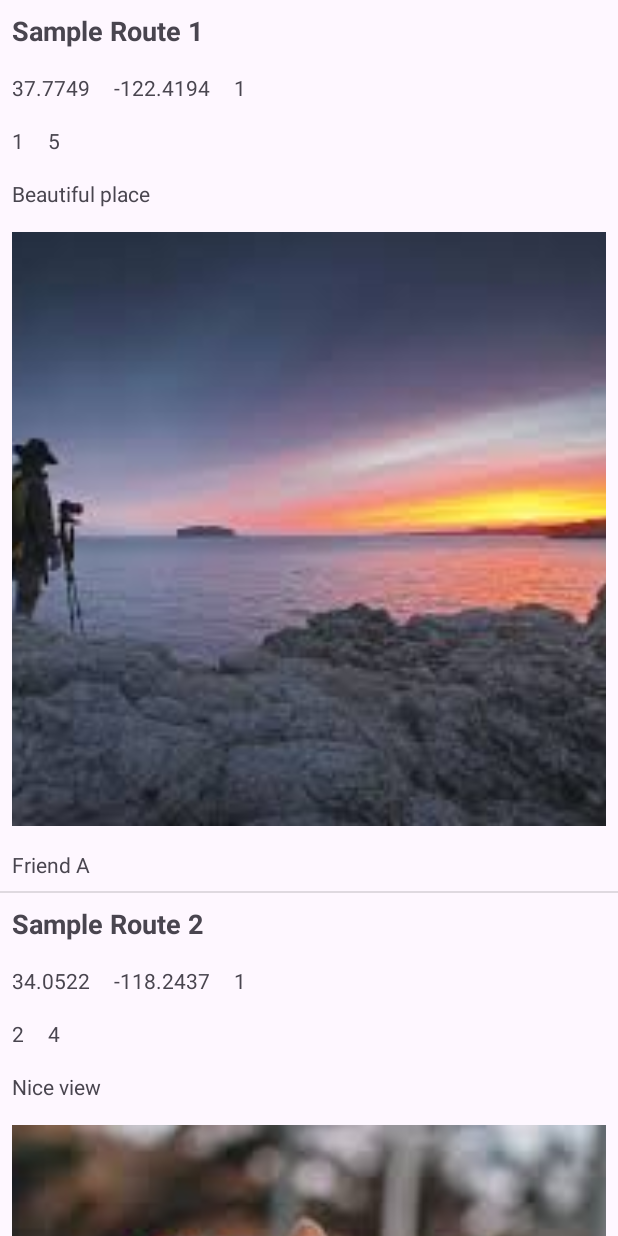
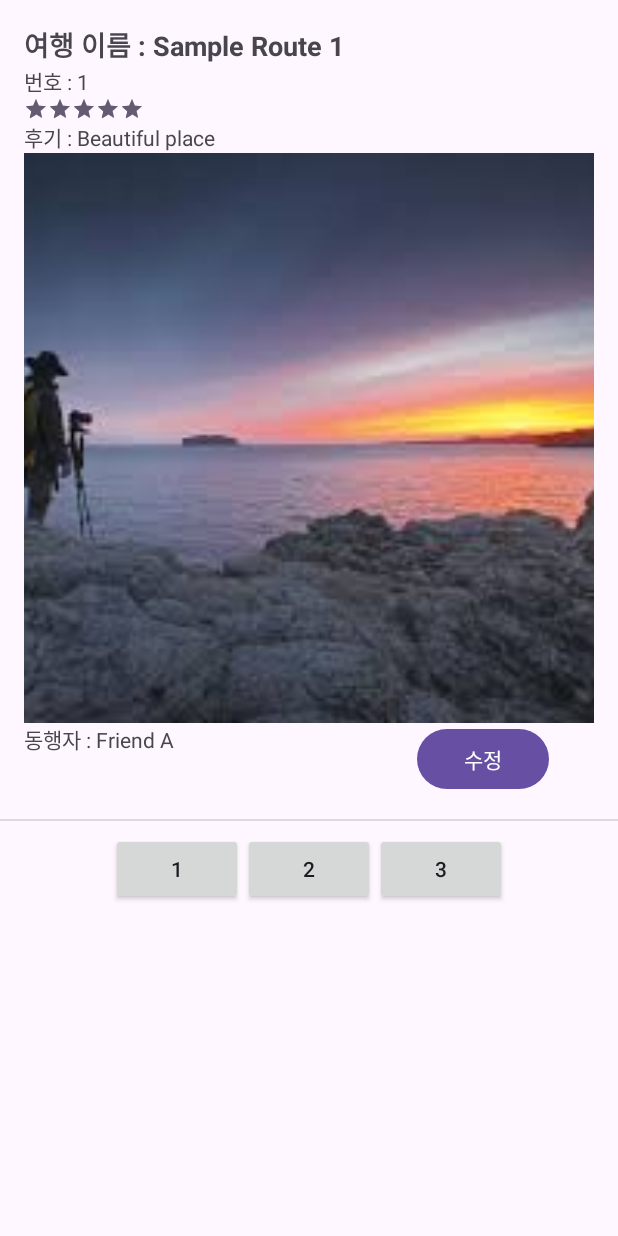
Before and after one commit to gusgh075/TravelMemory, an Android app: the screen it shows after launch (MainActivity), on a phone screen of 412 x 824 dp. Run offline under Robolectric (Android 15) with nearby library versions, the phone set to English and light mode, and no system bars.

Commit message:
feat : Route 하단 페이지 인디케이터 설정

```diff
--- a/app/src/main/java/com/example/travelmemory/fragment/TravelListFragment.java
+++ b/app/src/main/java/com/example/travelmemory/fragment/TravelListFragment.java
@@ -1,14 +1,13 @@
 package com.example.travelmemory.fragment;
 
-import android.content.ContentValues;
 import android.database.Cursor;
-import android.database.sqlite.SQLiteDatabase;
 import android.os.Bundle;
 import android.view.LayoutInflater;
 import android.view.View;
 import android.view.ViewGroup;
+import android.widget.Button;
+import android.widget.LinearLayout;
 
-import androidx.annotation.ContentView;
 import androidx.annotation.NonNull;
 import androidx.annotation.Nullable;
 import androidx.fragment.app.Fragment;
@@ -16,7 +15,6 @@ import androidx.recyclerview.widget.DividerItemDecoration;
 import androidx.recyclerview.widget.LinearLayoutManager;
 import androidx.recyclerview.widget.RecyclerView;
 
-import com.example.travelmemory.R;
 import com.example.travelmemory.database.RouteDBHelper;
 import com.example.travelmemory.database.RouteInfo;
 import com.example.travelmemory.databinding.FragmentRouteViewBinding;
@@ -24,12 +22,17 @@ import com.example.travelmemory.model.RouteModel;
 import com.example.travelmemory.ui.RouteAdapter;
 
 import java.util.ArrayList;
+import java.util.List;
 
 public class TravelListFragment extends Fragment {
 
     private RecyclerView recyclerView;
     private RouteAdapter adapter;
     private RouteDBHelper routeDBHelper;
+    private LinearLayout pageIndicatorLayout;
+    private int currentPage = 1;
+    private int itemsPerPage = 1;
+    private ArrayList<RouteModel> routes;
 
     @Nullable
     @Override
@@ -40,8 +43,10 @@ public class TravelListFragment extends Fragment {
         recyclerView = binding.recyclerView;
         recyclerView.setLayoutManager(new LinearLayoutManager(getActivity()));
 
+        pageIndicatorLayout = binding.pageIndicatorLayout;
+
         routeDBHelper = RouteDBHelper.getInstance(getContext());
-        //임시데이터
+        // 임시 데이터
         routeDBHelper.clearData();
         routeDBHelper.insertData("Sample Route 1", 37.7749, -122.4194, 1, 1, 5, "Beautiful place", "example1", "Friend A");
         routeDBHelper.insertData("Sample Route 2", 34.0522, -118.2437, 1, 2, 4, "Nice view", "example2", "Friend B");
@@ -49,7 +54,7 @@ public class TravelListFragment extends Fragment {
 
         Cursor cursor = routeDBHelper.getAllData();
 
-        ArrayList<RouteModel> routes = new ArrayList<>();
+        routes = new ArrayList<>();
         if (cursor.moveToFirst()) {
             do {
                 String name = cursor.getString(cursor.getColumnIndexOrThrow(RouteInfo.COLUMN_NAME_NAME));
@@ -66,13 +71,41 @@ public class TravelListFragment extends Fragment {
                 routes.add(route);
             } while (cursor.moveToNext());
         }
-        adapter = new RouteAdapter(getActivity(), routes);
+        adapter = new RouteAdapter(getActivity());
         recyclerView.setAdapter(adapter);
 
-        // 구분선 추가
+        setupPageIndicator(binding.pageIndicatorLayout);
+
+        // item별 구분선 추가
         DividerItemDecoration dividerItemDecoration = new DividerItemDecoration(recyclerView.getContext(), LinearLayoutManager.VERTICAL);
         recyclerView.addItemDecoration(dividerItemDecoration);
 
+        showPage(currentPage);
+
         return view;
     }
+
+    private void setupPageIndicator(LinearLayout pageIndicatorLayout) {
+        pageIndicatorLayout.removeAllViews();
+        int totalItems = routes.size();
+        int totalPages = (totalItems + itemsPerPage - 1) / itemsPerPage;
+        for (int i = 1; i <= totalPages; i++) {
+            Button button = new Button(pageIndicatorLayout.getContext());
+            button.setText(String.valueOf(i));
+            button.setOnClickListener(v -> {
+                currentPage = Integer.parseInt(((Button) v).getText().toString());
+                showPage(currentPage);
+            });
+            pageIndicatorLayout.addView(button);
+        }
+    }
+
+    private void showPage(int page) {
+        int start = (page - 1) * itemsPerPage;
+        int end = Math.min(start + itemsPerPage, routes.size());
+
+        List<RouteModel> currentItems = routes.subList(start, end);
+        ArrayList<RouteModel> pageItems = new ArrayList<>(currentItems);
+        adapter.setPageItems(pageItems);
+    }
 }
--- a/app/src/main/java/com/example/travelmemory/ui/RouteAdapter.java
+++ b/app/src/main/java/com/example/travelmemory/ui/RouteAdapter.java
@@ -3,13 +3,12 @@ package com.example.travelmemory.ui;
 import android.content.Context;
 import android.view.LayoutInflater;
 import android.view.ViewGroup;
-import android.widget.Button;
-import android.widget.LinearLayout;
 
 import androidx.annotation.NonNull;
 import androidx.recyclerview.widget.RecyclerView;
 
 import com.bumptech.glide.Glide;
+import com.bumptech.glide.request.target.Target;
 import com.example.travelmemory.R;
 import com.example.travelmemory.databinding.RouteItemBinding;
 import com.example.travelmemory.model.RouteModel;
@@ -18,11 +17,17 @@ import java.util.ArrayList;
 
 public class RouteAdapter extends RecyclerView.Adapter<RouteAdapter.ViewHolder> {
     private final Context mContext;
-    private final ArrayList<RouteModel> mRouteModels;
+    private final ArrayList<RouteModel> mCurrentPageItems;
 
-    public RouteAdapter(Context context, ArrayList<RouteModel> routeModels) {
+    public RouteAdapter(Context context) {
         mContext = context;
-        mRouteModels = routeModels;
+        mCurrentPageItems = new ArrayList<>();
+    }
+
+    public void setPageItems(ArrayList<RouteModel> items) {
+        mCurrentPageItems.clear();
+        mCurrentPageItems.addAll(items);
+        notifyDataSetChanged();
     }
 
     @NonNull
@@ -34,13 +39,13 @@ public class RouteAdapter extends RecyclerView.Adapter<RouteAdapter.ViewHolder>
 
     @Override
     public void onBindViewHolder(@NonNull ViewHolder holder, int position) {
-        RouteModel currentRoute = mRouteModels.get(position);
+        RouteModel currentRoute = mCurrentPageItems.get(position);
         holder.bind(currentRoute);
     }
 
     @Override
     public int getItemCount() {
-        return mRouteModels.size();
+        return mCurrentPageItems.size();
     }
 
     public static class ViewHolder extends RecyclerView.ViewHolder {
@@ -52,34 +57,35 @@ public class RouteAdapter extends RecyclerView.Adapter<RouteAdapter.ViewHolder>
         }
 
         public void bind(RouteModel route) {
-            binding.textRouteName.setText(route.getName());
-            binding.textLatitude.setText(String.valueOf(route.getLatitude()));
-            binding.textLongitude.setText(String.valueOf(route.getLongitude()));
-            binding.textTravelList.setText(String.valueOf(route.getTravelList()));
-            binding.textRouteOrder.setText(String.valueOf(route.getRouteOrder()));
-            binding.textRating.setText(String.valueOf(route.getRating()));
-            binding.textReview.setText(route.getReview());
+            binding.routeName.setText("여행 이름 : " + route.getName());
+            binding.routeOrder.setText("번호 : " + route.getRouteOrder());
+            binding.rating.setRating(route.getRating());
+            binding.review.setText("후기 : " + route.getReview());
 
+            int targetWidth = binding.photoPath.getWidth();
             String photoPath = route.getPhotoPath();
             if (photoPath != null && !photoPath.isEmpty()) {
                 int resourceId = itemView.getContext().getResources().getIdentifier(photoPath, "drawable", itemView.getContext().getPackageName());
                 if (resourceId != 0) {
                     Glide.with(itemView.getContext())
                             .load(resourceId)
+                            .override(targetWidth, Target.SIZE_ORIGINAL)
                             .placeholder(R.drawable.placeholder_image)
                             .error(R.drawable.error_image)
-                            .into(binding.imagePhoto);
+                            .into(binding.photoPath);
                 } else {
                     Glide.with(itemView.getContext())
                             .load(R.drawable.default_image)
-                            .into(binding.imagePhoto);
+                            .override(targetWidth, Target.SIZE_ORIGINAL)
+                            .into(binding.photoPath);
                 }
             } else {
                 Glide.with(itemView.getContext())
                         .load(R.drawable.default_image)
-                        .into(binding.imagePhoto);
+                        .override(targetWidth, Target.SIZE_ORIGINAL)
+                        .into(binding.photoPath);
             }
-            binding.textTravelCompanion.setText(route.getTravelCompanion());
+            binding.companion.setText("동행자 : " + route.getTravelCompanion());
         }
     }
 }
--- a/app/src/main/res/layout/fragment_route_view.xml
+++ b/app/src/main/res/layout/fragment_route_view.xml
@@ -1,13 +1,17 @@
 <?xml version="1.0" encoding="utf-8"?>
-<LinearLayout xmlns:android="http://schemas.android.com/apk/res/android"
+<ScrollView xmlns:android="http://schemas.android.com/apk/res/android"
     android:layout_width="match_parent"
-    android:layout_height="match_parent"
+    android:layout_height="match_parent">
+
+    <LinearLayout
+        android:layout_width="match_parent"
+        android:layout_height="wrap_content"
         android:orientation="vertical">
 
         <androidx.recyclerview.widget.RecyclerView
             android:id="@+id/recycler_view"
             android:layout_width="match_parent"
-        android:layout_height="match_parent" />
+            android:layout_height="wrap_content" />
 
         <LinearLayout
             android:id="@+id/pageIndicatorLayout"
@@ -18,3 +22,4 @@
             android:gravity="center"
             android:orientation="horizontal" />
     </LinearLayout>
+</ScrollView>
--- a/app/src/main/res/layout/route_item.xml
+++ b/app/src/main/res/layout/route_item.xml
@@ -1,96 +1,74 @@
-<?xml version="1.0" encoding="utf-8"?>
-<!-- route_item_layout.xml -->
+<?xml version="1.0" encoding="utf-8"?><!-- route_item_layout.xml -->
 <LinearLayout xmlns:android="http://schemas.android.com/apk/res/android"
     android:layout_width="match_parent"
     android:layout_height="wrap_content"
-    android:orientation="vertical">
+    android:orientation="vertical"
+    android:padding="8dp"
+    android:layout_margin="8dp">
 
     <!-- 경로 이름 -->
     <TextView
-        android:id="@+id/text_route_name"
+        android:id="@+id/route_name"
         android:layout_width="match_parent"
         android:layout_height="wrap_content"
         android:textSize="18sp"
-        android:textStyle="bold"
-        android:padding="8dp"/>
+        android:textStyle="bold" />
 
-    <!-- 경로 정보 (위도, 경도 등) -->
-    <LinearLayout
-        android:layout_width="match_parent"
-        android:layout_height="wrap_content"
-        android:orientation="horizontal"
-        android:padding="8dp">
-
-        <!-- 위도 -->
-        <TextView
-            android:id="@+id/text_latitude"
-            android:layout_width="wrap_content"
-            android:layout_height="wrap_content"
-            android:textSize="14sp"/>
-
-        <!-- 경도 -->
-        <TextView
-            android:id="@+id/text_longitude"
-            android:layout_width="wrap_content"
-            android:layout_height="wrap_content"
-            android:textSize="14sp"
-            android:layout_marginStart="16dp"/>
-
-        <!-- 여행 목록 -->
-        <TextView
-            android:id="@+id/text_travel_list"
-            android:layout_width="wrap_content"
-            android:layout_height="wrap_content"
-            android:textSize="14sp"
-            android:layout_marginStart="16dp"/>
-    </LinearLayout>
-
-    <!-- 기타 정보 (여행 순서, 평점 등) -->
-    <LinearLayout
-        android:layout_width="match_parent"
-        android:layout_height="wrap_content"
-        android:orientation="horizontal"
-        android:padding="8dp">
 
     <!-- 여행 순서 -->
     <TextView
-            android:id="@+id/text_route_order"
+        android:id="@+id/route_order"
         android:layout_width="wrap_content"
         android:layout_height="wrap_content"
-            android:textSize="14sp"/>
+        android:textSize="14sp" />
 
-        <!-- 평점 -->
-        <TextView
-            android:id="@+id/text_rating"
+    <RatingBar
+        android:id="@+id/rating"
+        style="?android:attr/ratingBarStyleSmall"
         android:layout_width="wrap_content"
         android:layout_height="wrap_content"
-            android:textSize="14sp"
-            android:layout_marginStart="16dp"/>
-    </LinearLayout>
+        android:isIndicator="true"
+        android:max="5"
+        android:numStars="5"
+        android:stepSize="1" />
 
     <!-- 리뷰 -->
     <TextView
-        android:id="@+id/text_review"
+        android:id="@+id/review"
         android:layout_width="match_parent"
         android:layout_height="wrap_content"
-        android:textSize="14sp"
-        android:padding="8dp"/>
+        android:textSize="14sp" />
 
     <!-- 사진 -->
     <ImageView
-        android:id="@+id/image_photo"
+        android:id="@+id/photo_path"
         android:layout_width="match_parent"
         android:layout_height="wrap_content"
         android:adjustViewBounds="true"
-        android:scaleType="centerCrop"
-        android:padding="8dp"/>
+        android:scaleType="centerCrop" />
+
+    <RelativeLayout
+        android:layout_width="match_parent"
+        android:layout_height="wrap_content">
 
         <!-- 동행자 -->
         <TextView
-        android:id="@+id/text_travel_companion"
-        android:layout_width="match_parent"
+            android:id="@+id/companion"
+            android:layout_width="wrap_content"
             android:layout_height="wrap_content"
-        android:textSize="14sp"
-        android:padding="8dp"/>
+            android:layout_alignParentStart="true"
+            android:layout_alignParentLeft="true"
+            android:textSize="14sp" />
+
+        <!-- 수정 버튼 -->
+        <Button
+            android:id="@+id/edit_btn"
+            android:layout_width="wrap_content"
+            android:layout_height="wrap_content"
+            android:layout_alignParentEnd="true"
+            android:layout_alignParentRight="true"
+            android:layout_marginRight="30dp"
+            android:text="수정" />
+    </RelativeLayout>
 
 </LinearLayout>
```
Lines whose indentation alone changed are shown as unchanged.
